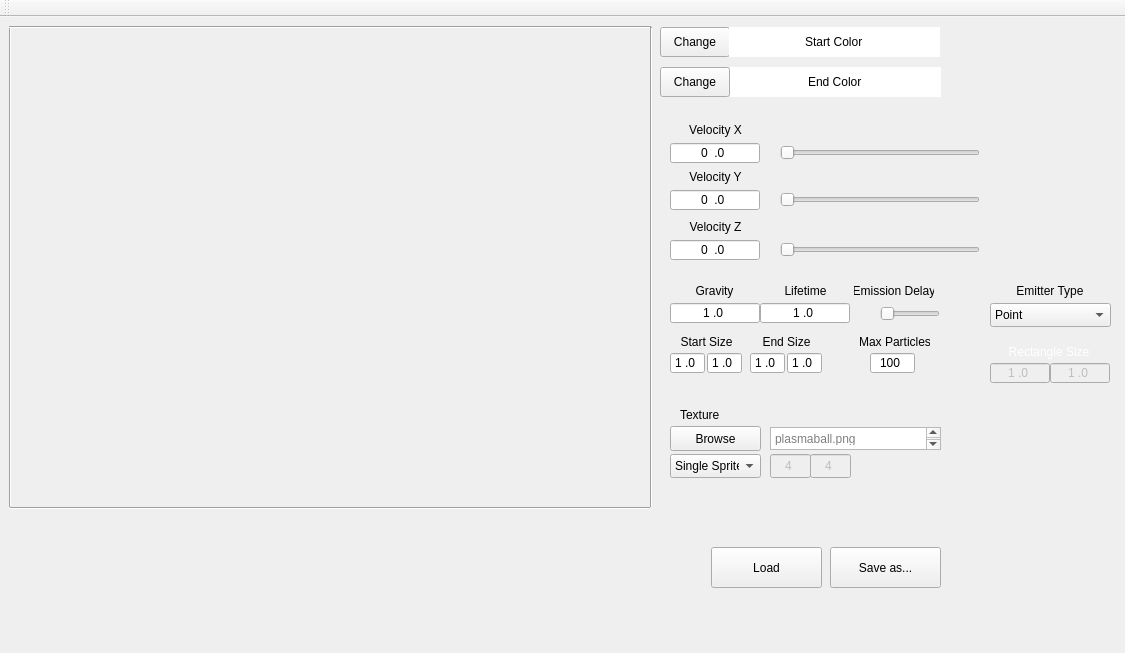
Stureplan/TA_ParticleEditor, file TA_ParticleEditor/TA_ParticleEditor/particleeditor.ui: the form before one commit.
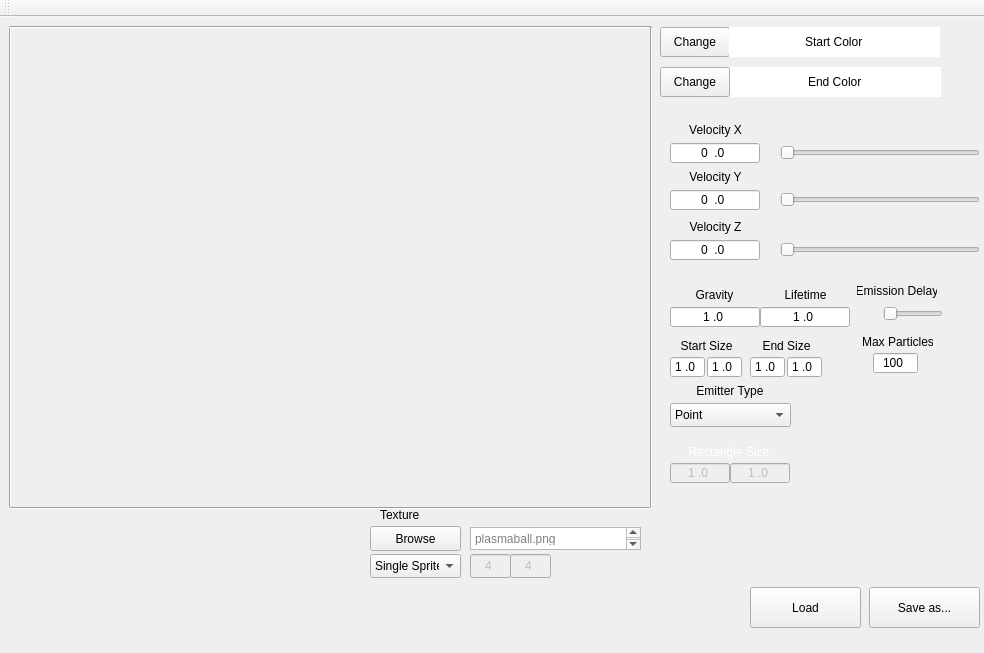
The form after the commit. Custom widgets are drawn as their Qt base class.

Diff of the .ui file:
```diff
--- a/TA_ParticleEditor/TA_ParticleEditor/particleeditor.ui
+++ b/TA_ParticleEditor/TA_ParticleEditor/particleeditor.ui
@@ -6,7 +6,7 @@
    <rect>
     <x>0</x>
     <y>0</y>
-    <width>1125</width>
+    <width>984</width>
     <height>653</height>
    </rect>
   </property>
@@ -149,8 +149,8 @@
    <widget class="QPushButton" name="browsepath">
     <property name="geometry">
      <rect>
-      <x>670</x>
-      <y>409</y>
+      <x>370</x>
+      <y>509</y>
       <width>91</width>
       <height>25</height>
      </rect>
@@ -163,7 +163,7 @@
     <property name="geometry">
      <rect>
       <x>780</x>
-      <y>264</y>
+      <y>268</y>
       <width>51</width>
       <height>20</height>
      </rect>
@@ -194,7 +194,7 @@
    <widget class="QLabel" name="label_EmissionDelay">
     <property name="geometry">
      <rect>
-      <x>854</x>
+      <x>857</x>
       <y>264</y>
       <width>80</width>
       <height>20</height>
@@ -210,7 +210,7 @@
    <widget class="QLabel" name="label_MaxParticles">
     <property name="geometry">
      <rect>
-      <x>860</x>
+      <x>863</x>
       <y>317</y>
       <width>70</width>
       <height>16</height>
@@ -226,8 +226,8 @@
    <widget class="QTextBrowser" name="textBrowser">
     <property name="geometry">
      <rect>
-      <x>770</x>
-      <y>410</y>
+      <x>470</x>
+      <y>510</y>
       <width>171</width>
       <height>23</height>
      </rect>
@@ -242,8 +242,8 @@
    <widget class="QPushButton" name="savePS">
     <property name="geometry">
      <rect>
-      <x>830</x>
-      <y>530</y>
+      <x>869</x>
+      <y>570</y>
       <width>111</width>
       <height>41</height>
      </rect>
@@ -256,7 +256,7 @@
     <property name="geometry">
      <rect>
       <x>689</x>
-      <y>264</y>
+      <y>268</y>
       <width>51</width>
       <height>20</height>
      </rect>
@@ -271,8 +271,8 @@
    <widget class="QLabel" name="label_Texture">
     <property name="geometry">
      <rect>
-      <x>680</x>
-      <y>390</y>
+      <x>380</x>
+      <y>490</y>
       <width>91</width>
       <height>16</height>
      </rect>
@@ -395,7 +395,7 @@
     <property name="geometry">
      <rect>
       <x>661</x>
-      <y>317</y>
+      <y>321</y>
       <width>91</width>
       <height>16</height>
      </rect>
@@ -410,8 +410,8 @@
    <widget class="QComboBox" name="emitterTypeBox">
     <property name="geometry">
      <rect>
-      <x>990</x>
-      <y>286</y>
+      <x>670</x>
+      <y>386</y>
       <width>121</width>
       <height>24</height>
      </rect>
@@ -436,8 +436,8 @@
    <widget class="QLabel" name="label_EmitterType">
     <property name="geometry">
      <rect>
-      <x>1000</x>
-      <y>266</y>
+      <x>680</x>
+      <y>366</y>
       <width>100</width>
       <height>16</height>
      </rect>
@@ -519,7 +519,7 @@
     <property name="geometry">
      <rect>
       <x>670</x>
-      <y>286</y>
+      <y>290</y>
       <width>90</width>
       <height>20</height>
      </rect>
@@ -541,7 +541,7 @@
     <property name="geometry">
      <rect>
       <x>760</x>
-      <y>286</y>
+      <y>290</y>
       <width>90</width>
       <height>20</height>
      </rect>
@@ -601,7 +601,7 @@
     <property name="geometry">
      <rect>
       <x>670</x>
-      <y>336</y>
+      <y>340</y>
       <width>35</width>
       <height>20</height>
      </rect>
@@ -623,7 +623,7 @@
     <property name="geometry">
      <rect>
       <x>707</x>
-      <y>336</y>
+      <y>340</y>
       <width>35</width>
       <height>20</height>
      </rect>
@@ -644,7 +644,7 @@
    <widget class="QLineEdit" name="maxParticles">
     <property name="geometry">
      <rect>
-      <x>870</x>
+      <x>873</x>
       <y>336</y>
       <width>45</width>
       <height>20</height>
@@ -669,10 +669,10 @@
     </property>
     <property name="geometry">
      <rect>
-      <x>990</x>
-      <y>326</y>
+      <x>670</x>
+      <y>426</y>
       <width>120</width>
-      <height>110</height>
+      <height>50</height>
      </rect>
     </property>
     <widget class="QLabel" name="label_SizeY_6">
@@ -739,8 +739,8 @@
    <widget class="QPushButton" name="loadPS">
     <property name="geometry">
      <rect>
-      <x>711</x>
-      <y>530</y>
+      <x>750</x>
+      <y>570</y>
       <width>111</width>
       <height>41</height>
      </rect>
@@ -752,8 +752,8 @@
    <widget class="QComboBox" name="textureTypeBox">
     <property name="geometry">
      <rect>
-      <x>670</x>
-      <y>437</y>
+      <x>370</x>
+      <y>537</y>
       <width>91</width>
       <height>24</height>
      </rect>
@@ -781,8 +781,8 @@
     </property>
     <property name="geometry">
      <rect>
-      <x>770</x>
-      <y>437</y>
+      <x>470</x>
+      <y>537</y>
       <width>81</width>
       <height>24</height>
      </rect>
@@ -836,7 +836,7 @@
     <property name="geometry">
      <rect>
       <x>787</x>
-      <y>336</y>
+      <y>340</y>
       <width>35</width>
       <height>20</height>
      </rect>
@@ -858,7 +858,7 @@
     <property name="geometry">
      <rect>
       <x>741</x>
-      <y>317</y>
+      <y>321</y>
       <width>91</width>
       <height>16</height>
      </rect>
@@ -874,7 +874,7 @@
     <property name="geometry">
      <rect>
       <x>750</x>
-      <y>336</y>
+      <y>340</y>
       <width>35</width>
       <height>20</height>
      </rect>
@@ -895,8 +895,8 @@
    <widget class="QLabel" name="textureView">
     <property name="geometry">
      <rect>
-      <x>870</x>
-      <y>450</y>
+      <x>570</x>
+      <y>550</y>
       <width>64</width>
       <height>64</height>
      </rect>
@@ -911,7 +911,7 @@
    <widget class="QSlider" name="emissionDelaySlider">
     <property name="geometry">
      <rect>
-      <x>880</x>
+      <x>883</x>
       <y>286</y>
       <width>60</width>
       <height>22</height>
@@ -930,7 +930,7 @@
    <widget class="QLabel" name="label_EmDelaySlide">
     <property name="geometry">
      <rect>
-      <x>857</x>
+      <x>860</x>
       <y>290</y>
       <width>30</width>
       <height>13</height>
```
Left out of the diff: 2 changed lines with no effect on the pictures.
